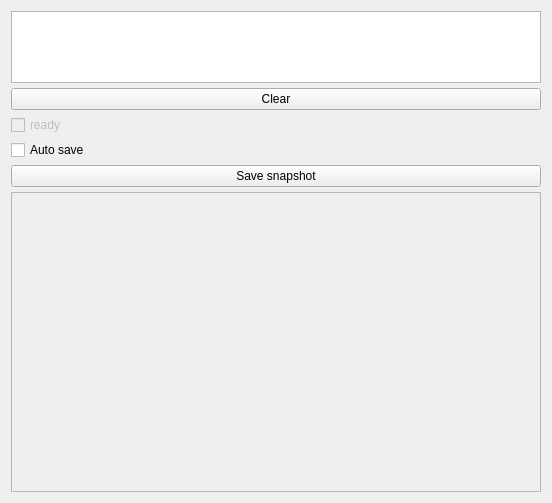
Above: lib/dummy/servicemonitorpanel.ui from Pelagicore/facelift before the change. Below: the same form after it.
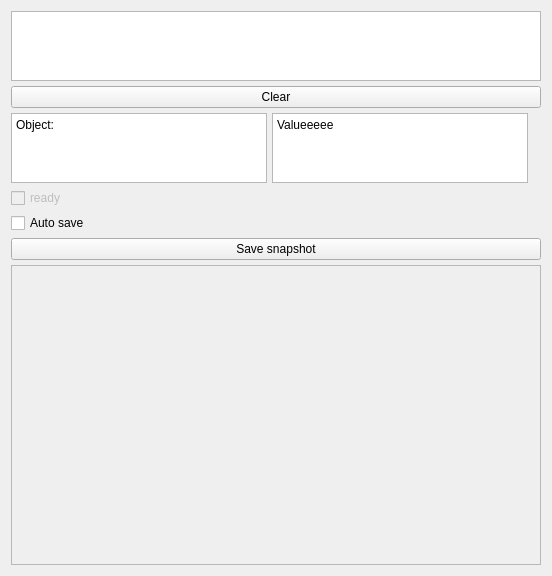
That is the form after the change.

Commit message: Service monitor : add manager window

```diff
--- a/lib/dummy/servicemonitorpanel.ui
+++ b/lib/dummy/servicemonitorpanel.ui
@@ -28,7 +28,7 @@
      <property name="verticalSpacing">
       <number>5</number>
      </property>
-     <item row="0" column="0" colspan="2">
+     <item row="1" column="0" colspan="2">
       <widget class="QTextEdit" name="logLabel">
        <property name="sizePolicy">
         <sizepolicy hsizetype="Preferred" vsizetype="Preferred">
@@ -44,28 +44,38 @@
        </property>
       </widget>
      </item>
-     <item row="1" column="0" colspan="2">
+     <item row="2" column="0" colspan="2">
       <widget class="QPushButton" name="clearLogButton">
        <property name="text">
         <string>Clear</string>
        </property>
       </widget>
      </item>
-     <item row="3" column="0" colspan="2">
+     <item row="4" column="0" colspan="2">
+      <widget class="QCheckBox" name="readyCheckBox">
+       <property name="enabled">
+        <bool>false</bool>
+       </property>
+       <property name="text">
+        <string>ready</string>
+       </property>
+      </widget>
+     </item>
+     <item row="5" column="0" colspan="2">
       <widget class="QCheckBox" name="autoSaveCheckBox">
        <property name="text">
         <string>Auto save</string>
        </property>
       </widget>
      </item>
-     <item row="4" column="0" colspan="2">
+     <item row="6" column="0" colspan="2">
       <widget class="QPushButton" name="saveSnapshotButton">
        <property name="text">
         <string>Save snapshot</string>
        </property>
       </widget>
      </item>
-     <item row="5" column="0" colspan="2">
+     <item row="7" column="0" colspan="2">
       <widget class="QScrollArea" name="controlsArea">
        <property name="sizePolicy">
         <sizepolicy hsizetype="Expanding" vsizetype="Expanding">
@@ -114,15 +124,54 @@
        </widget>
       </widget>
      </item>
-     <item row="2" column="0" colspan="2">
-      <widget class="QCheckBox" name="readyCheckBox">
-       <property name="enabled">
-        <bool>false</bool>
+     <item row="3" column="0">
+      <layout class="QHBoxLayout" name="horizontalLayout">
+       <property name="sizeConstraint">
+        <enum>QLayout::SetDefaultConstraint</enum>
        </property>
-       <property name="text">
-        <string>ready</string>
-       </property>
-      </widget>
+       <item>
+        <widget class="QPlainTextEdit" name="plainTextEdit">
+         <property name="minimumSize">
+          <size>
+           <width>256</width>
+           <height>0</height>
+          </size>
+         </property>
+         <property name="maximumSize">
+          <size>
+           <width>256</width>
+           <height>16777215</height>
+          </size>
+         </property>
+         <property name="midLineWidth">
+          <number>2</number>
+         </property>
+         <property name="verticalScrollBarPolicy">
+          <enum>Qt::ScrollBarAlwaysOff</enum>
+         </property>
+         <property name="horizontalScrollBarPolicy">
+          <enum>Qt::ScrollBarAlwaysOff</enum>
+         </property>
+         <property name="sizeAdjustPolicy">
+          <enum>QAbstractScrollArea::AdjustToContents</enum>
+         </property>
+         <property name="readOnly">
+          <bool>true</bool>
+         </property>
+         <property name="plainText">
+          <string>Object:</string>
+         </property>
+        </widget>
+       </item>
+       <item>
+        <widget class="QPlainTextEdit" name="plainTextEdit_2">
+         <property name="plainText">
+          <string>Valueeeee
+</string>
+         </property>
+        </widget>
+       </item>
+      </layout>
      </item>
     </layout>
    </item>
```
The commit also changes 5 other files.
